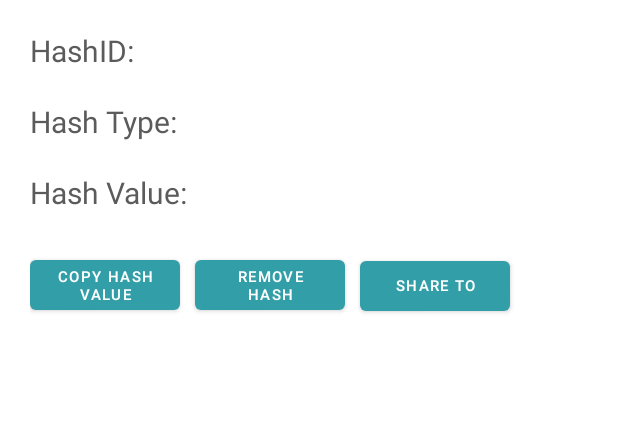
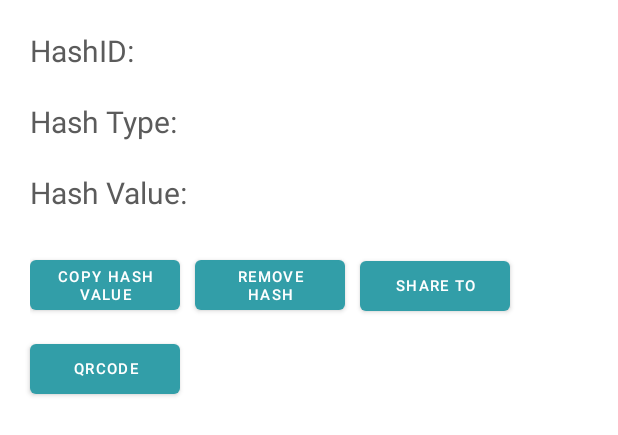
Before and after one commit to panosbabo/HashCryptic, an Android app: the layout row_item.xml on its own in the app's theme, with its tools: preview values and no code run, on a phone screen of 412 x 824 dp. Shown: the top 435 px of the screen. Run offline under Robolectric (Android 15) with nearby library versions, the phone set to English and light mode, and no system bars.

Commit message:
Implementation of QRCode Generator feature

```diff
--- a/app/build.gradle
+++ b/app/build.gradle
@@ -38,6 +38,7 @@ dependencies {
 
     implementation 'androidx.appcompat:appcompat:1.5.1'
     implementation 'com.google.android.material:material:1.7.0'
+    implementation 'com.google.zxing:core:3.4.0'
     implementation 'androidx.constraintlayout:constraintlayout:2.1.4'
     implementation fileTree(include: ['*.jar'], dir: 'libs')
     //noinspection GradleCompatible
--- a/app/src/main/res/layout/row_item.xml
+++ b/app/src/main/res/layout/row_item.xml
@@ -124,6 +124,7 @@
                     android:id="@+id/shareto_item_btn"
                     android:layout_width="100dp"
                     android:layout_height="45dp"
+                    android:layout_marginRight="10dp"
                     android:text="Share To"
                     android:textSize="10sp"
                     android:layout_marginTop="6dp"
@@ -133,8 +134,19 @@
                     app:layout_constraintTop_toTopOf="parent"
                     app:layout_constraintTop_toBottomOf="parent" />
 
-
         </LinearLayout>
+        <Button
+            android:id="@+id/qrcode_btn"
+            android:layout_width="100dp"
+            android:layout_height="45dp"
+            android:text="QRCode"
+            android:textSize="10sp"
+            android:layout_marginLeft="10dp"
+            app:layout_constraintBottom_toBottomOf="parent"
+            app:layout_constraintEnd_toEndOf="parent"
+            app:layout_constraintStart_toStartOf="parent"
+            app:layout_constraintTop_toTopOf="parent"
+            app:layout_constraintTop_toBottomOf="parent" />
     </LinearLayout>
 
 </GridLayout>
```
Also changed, not shown: app/src/main/AndroidManifest.xml (+6 -2 lines), app/src/main/java/com/example/hashcryptic/QRCode_Gen.java (added, +91 -0 lines), app/src/main/java/com/example/hashcryptic/StoredValuesAdapter.java (+24 -0 lines), app/src/main/res/layout/activity_qrcode_gen.xml (added, +53 -0 lines).
